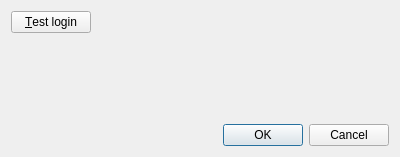
Before: the Qt Designer form src/services/inoreader/gui/formeditinoreaderaccount.ui in martinrotter/rssguard, drawn with Qt 5.
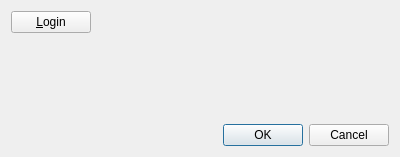
After: the same form once the commit is applied. Custom widgets are drawn as their Qt base class.

Patch:
```diff
--- a/src/services/inoreader/gui/formeditinoreaderaccount.ui
+++ b/src/services/inoreader/gui/formeditinoreaderaccount.ui
@@ -29,7 +29,7 @@
      <item row="0" column="0">
       <widget class="QPushButton" name="m_btnTestSetup">
        <property name="text">
-        <string>&amp;Test login</string>
+        <string>&amp;Login</string>
        </property>
       </widget>
      </item>
```
